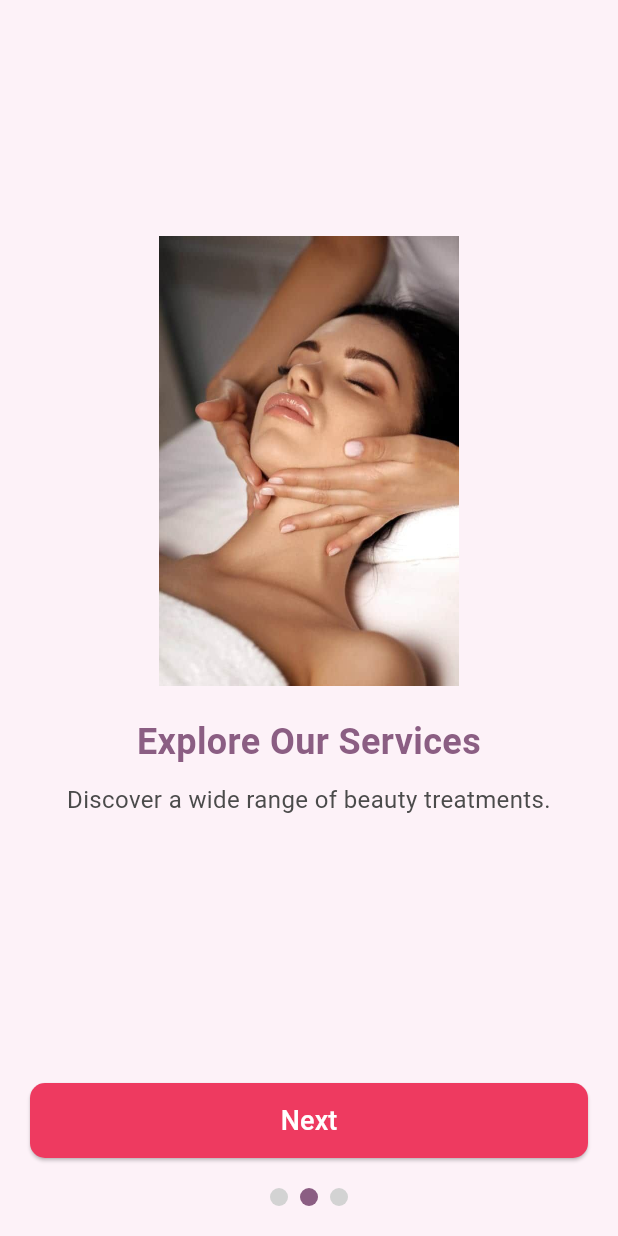
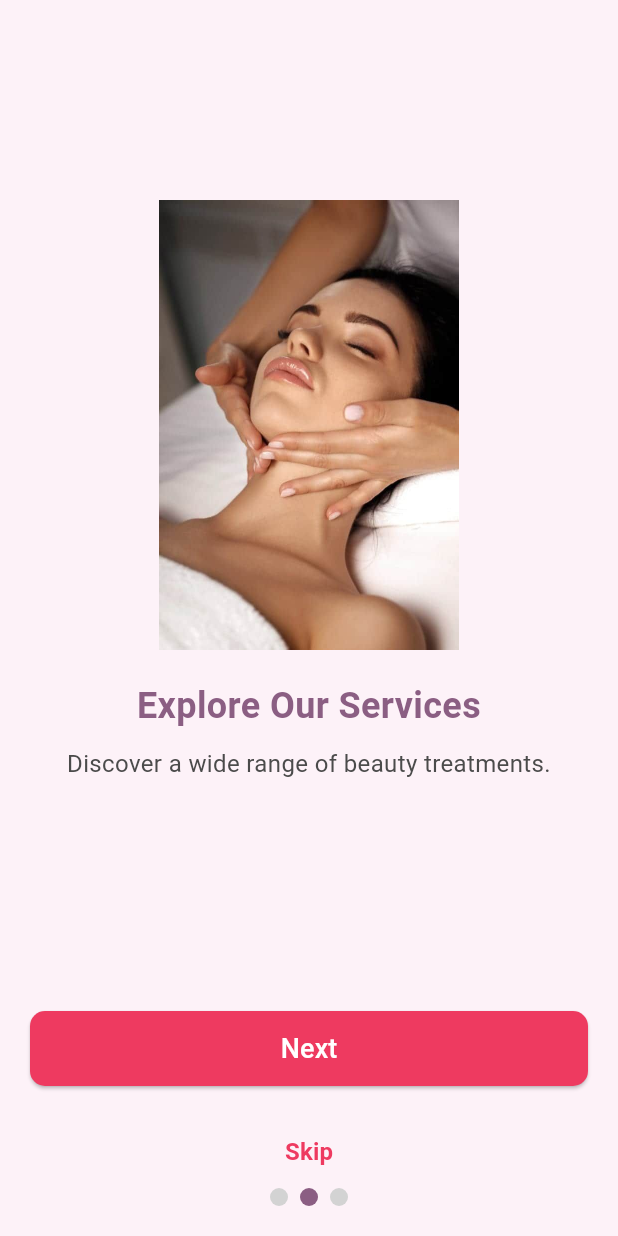
Before and after one commit to sujina21/Beauty-Booking-Android-Application, a Flutter app: the screen it shows after launch, swiped to page 2, on a phone screen of 412 x 824 dp. Run offline on Flutter 3.47's test engine with Material 3 defaults, Android fonts, the phone set to English and light mode, and no system bars.

Commit message:
added skip button

```diff
--- a/lib/view/onboarding_screen.dart
+++ b/lib/view/onboarding_screen.dart
@@ -42,6 +42,13 @@ class _OnboardingScreenState extends State<OnboardingScreen> {
         curve: Curves.easeInOut,
       );
     }
+  }
+
+  void _onSkipPressed() {
+    Navigator.pushReplacement(
+      context,
+      MaterialPageRoute(builder: (context) => const LoginScreen()),
+    );
   }
 
   @override
@@ -115,6 +122,21 @@ class _OnboardingScreenState extends State<OnboardingScreen> {
               ),
             ),
           ),
+          // Skip button added here
+          Padding(
+            padding: const EdgeInsets.symmetric(horizontal: 20.0),
+            child: TextButton(
+              onPressed: _onSkipPressed,
+              child: const Text(
+                "Skip",
+                style: TextStyle(
+                  fontSize: 16,
+                  color: Color(0xFFEE3A60),
+                  fontWeight: FontWeight.bold,
+                ),
+              ),
+            ),
+          ),
           Row(
             mainAxisAlignment: MainAxisAlignment.center,
             children: List.generate(
```
